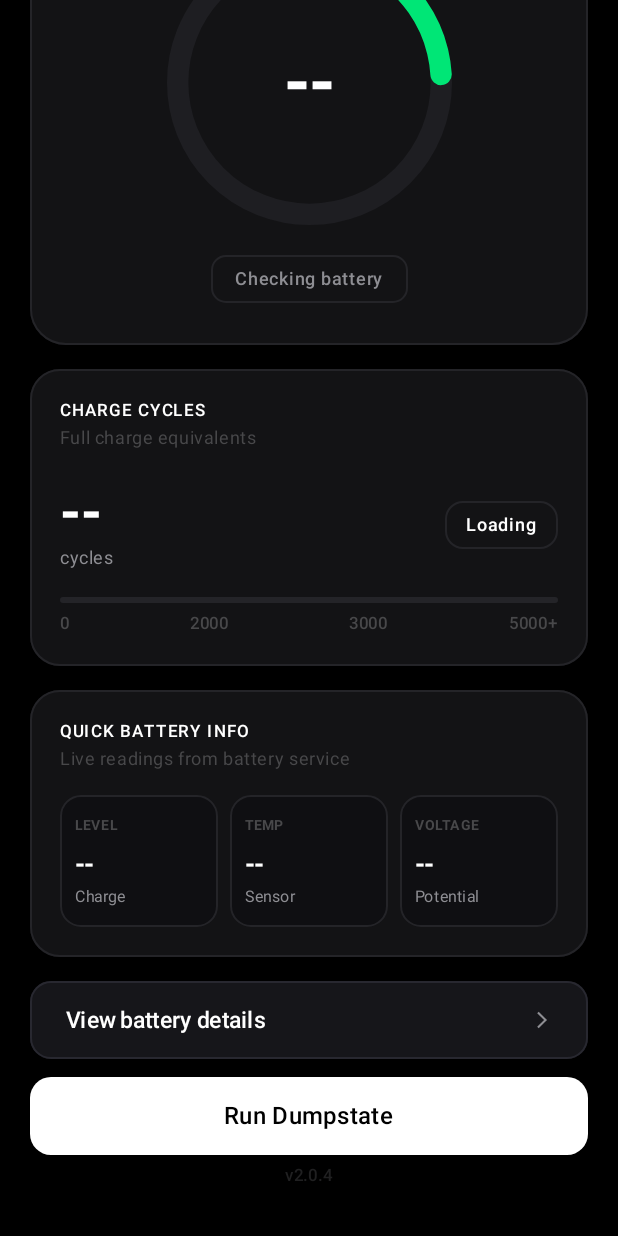
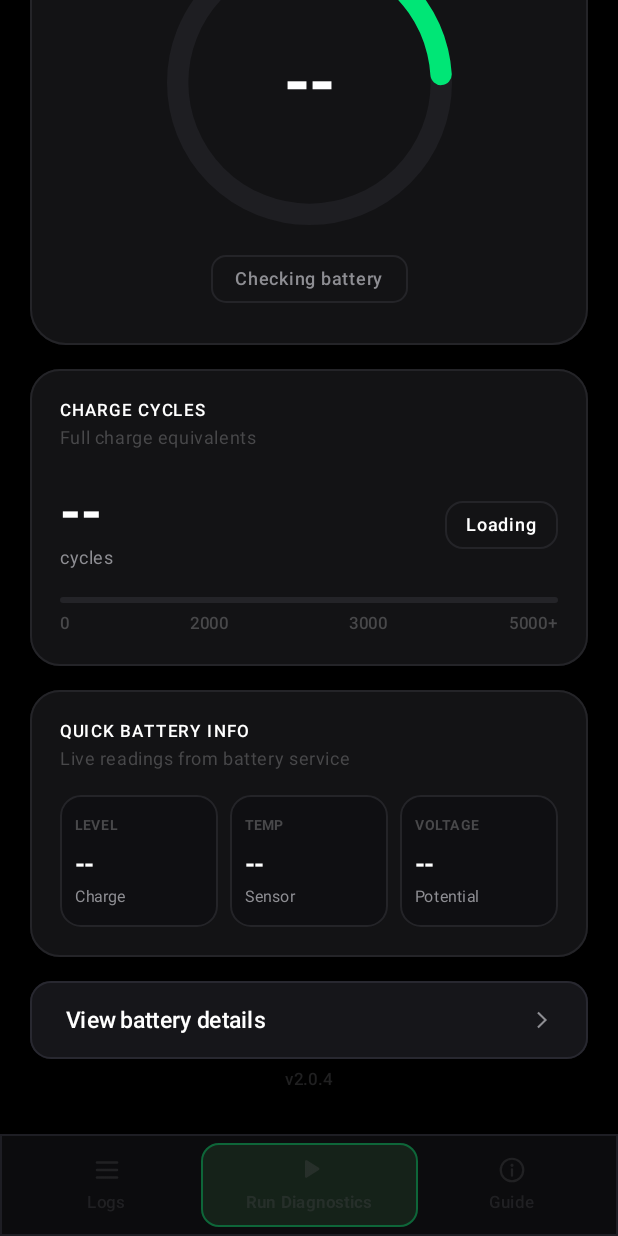
Before and after one commit to oscarrego/samsung-battery-health, an Android app built with Jetpack Compose: the composable BatteryDashboard shown on its own in the app's theme, scrolled down 274 dp, on a phone screen of 412 x 824 dp. Run offline under Robolectric (Android 15) with nearby library versions, the light colour scheme and no system bars.

Commit message:
Move actions to bottom navigation bar with hamburger menu, play button diagnostics, and circular info SVG

```diff
--- a/app/src/main/java/com/alyaqdhan/mybattery/MainActivity.kt
+++ b/app/src/main/java/com/alyaqdhan/mybattery/MainActivity.kt
@@ -174,32 +174,12 @@ private fun BatteryDashboard(
             ) {
                 Spacer(Modifier.height(52.dp))
 
-                // ── Header row ────────────────────────────────────────────────
-                Box(
+                // ── Header: title + metadata only (buttons moved to bottom nav) ─
+                Column(
                     Modifier
                         .fillMaxWidth()
                         .alpha(headerAlpha)
-                        .offset(y = headerSlide.dp)
-                ) {
-                    FilledTonalIconButton(
-                        onClick  = { if (!isLoadingDetail) viewModel.openLogSheet() },
-                        enabled  = !isLoadingDetail,
-                        modifier = Modifier.align(Alignment.CenterStart).size(40.dp),
-                        colors   = IconButtonDefaults.filledTonalIconButtonColors(
-                            containerColor = MaterialTheme.colorScheme.surfaceContainerHighest,
-                            contentColor   = MaterialTheme.colorScheme.onSurface
-                        )
-                    ) {
-                        Icon(
-                            painterResource(R.drawable.arrow_back), "Browse logs",
-                            modifier = Modifier.size(20.dp).rotate(-90f)
-                        )
-                    }
-
-                    Column(
-                        Modifier
-                            .fillMaxWidth()
-                            .padding(horizontal = 48.dp),
+                        .offset(y = headerSlide.dp),
                     horizontalAlignment = Alignment.CenterHorizontally
                 ) {
                     Text(
@@ -262,20 +242,6 @@ private fun BatteryDashboard(
                     }
                 }
 
-                    FilledTonalIconButton(
-                        onClick  = { if (!isLoadingDetail) onNavigateSetup() },
-                        enabled  = !isLoadingDetail,
-                        modifier = Modifier.align(Alignment.CenterEnd).size(40.dp),
-                        colors   = IconButtonDefaults.filledTonalIconButtonColors(
-                            containerColor = MaterialTheme.colorScheme.surfaceContainerHighest,
-                            contentColor   = MaterialTheme.colorScheme.onSurface
-                        )
-                    ) {
-                        Icon(painterResource(R.drawable.info), "How to update log",
-                            modifier = Modifier.size(18.dp))
-                    }
-                }
-
                 Spacer(Modifier.height(28.dp))
 
                 val isNewBattery = !isLoadingDetail && !effectiveInfo.healthUnsupported &&
@@ -295,8 +261,6 @@ private fun BatteryDashboard(
                             isConciseOnly = effectiveInfo.isConciseOnly,
                             onClick = onNavigateDetails
                         )
-                        Spacer(Modifier.height(12.dp))
-                        OneTapDumpstateButton(onRunDumpstate = onRunDumpstate)
                         Spacer(Modifier.height(6.dp))
                         Text(
                             "v${BuildConfig.VERSION_NAME}",
@@ -305,9 +269,19 @@ private fun BatteryDashboard(
                         )
                     }
                 }
-                Spacer(Modifier.height(32.dp))
+                // Extra bottom padding so content clears the bottom nav bar
+                Spacer(Modifier.height(96.dp))
             }
         }
+
+        // ── Bottom navigation bar ──────────────────────────────────────────────
+        BottomNavBar(
+            modifier            = Modifier.align(Alignment.BottomCenter),
+            isLoadingDetail     = isLoadingDetail,
+            onOpenLogs          = { if (!isLoadingDetail) viewModel.openLogSheet() },
+            onRunDiagnostics    = onRunDumpstate,
+            onOpenGuide         = { if (!isLoadingDetail) onNavigateSetup() }
+        )
 
         // Interaction-blocking overlay while loading detail, with skip controls on top
         if (isLoadingDetail) {
@@ -498,29 +472,110 @@ private fun BatteryDashboard(
     }
 }
 
-// ── One-Tap Dumpstate button ──────────────────────────────────────────────────
+// ── Bottom navigation bar ──────────────────────────────────────────────────────
 
-/**
- * Simple one-tap button that dials *#9900# to open Samsung's SysDump menu.
- */
 @Composable
-private fun OneTapDumpstateButton(onRunDumpstate: () -> Unit) {
-    Button(
-        onClick   = onRunDumpstate,
-        modifier  = Modifier
+private fun BottomNavBar(
+    modifier: Modifier = Modifier,
+    isLoadingDetail: Boolean,
+    onOpenLogs: () -> Unit,
+    onRunDiagnostics: () -> Unit,
+    onOpenGuide: () -> Unit
+) {
+    Surface(
+        modifier = modifier.fillMaxWidth(),
+        color = Color(0xFF0C0C0E),
+        border = BorderStroke(1.dp, Color(0xFF1E1E24))
+    ) {
+        Row(
+            modifier = Modifier
                 .fillMaxWidth()
-            .height(52.dp),
-        shape     = RoundedCornerShape(14.dp),
-        colors    = ButtonDefaults.buttonColors(
-            containerColor = Color.White,
-            contentColor   = Color.Black
+                .navigationBarsPadding()
+                .padding(horizontal = 12.dp, vertical = 6.dp),
+            horizontalArrangement = Arrangement.SpaceAround,
+            verticalAlignment = Alignment.CenterVertically
+        ) {
+            // Left: Logs (hamburger icon with 3 horizontal lines)
+            BottomNavItem(
+                icon = R.drawable.ic_menu,
+                label = "Logs",
+                enabled = !isLoadingDetail,
+                onClick = onOpenLogs,
+                modifier = Modifier.weight(1f)
+            )
+
+            // Center: Run Diagnostics (play button)
+            BottomNavItem(
+                icon = R.drawable.ic_play,
+                label = "Run Diagnostics",
+                enabled = !isLoadingDetail,
+                isPrimary = true,
+                onClick = onRunDiagnostics,
+                modifier = Modifier.weight(1.3f)
+            )
+
+            // Right: Guide / Info (clean circular i icon)
+            BottomNavItem(
+                icon = R.drawable.ic_info_circle,
+                label = "Guide",
+                enabled = !isLoadingDetail,
+                onClick = onOpenGuide,
+                modifier = Modifier.weight(1f)
+            )
+        }
+    }
+}
+
+@Composable
+private fun BottomNavItem(
+    icon: Int,
+    label: String,
+    enabled: Boolean,
+    isPrimary: Boolean = false,
+    onClick: () -> Unit,
+    modifier: Modifier = Modifier
+) {
+    val tp = textPrimary()
+    val muted = textMuted()
+    val contentColor = if (enabled) {
+        if (isPrimary) Color(0xFF00E676) else tp
+    } else {
+        muted.copy(alpha = 0.35f)
+    }
+
+    Surface(
+        onClick = onClick,
+        enabled = enabled,
+        shape = RoundedCornerShape(12.dp),
+        color = if (isPrimary) Color(0xFF152219) else Color.Transparent,
+        border = if (isPrimary) BorderStroke(1.dp, Color(0xFF00E676).copy(alpha = 0.35f)) else null,
+        modifier = modifier.padding(horizontal = 4.dp)
+    ) {
+        Column(
+            modifier = Modifier
+                .fillMaxWidth()
+                .padding(vertical = 8.dp),
+            horizontalAlignment = Alignment.CenterHorizontally,
+            verticalArrangement = Arrangement.Center
+        ) {
+            Icon(
+                painter = painterResource(icon),
+                contentDescription = label,
+                tint = contentColor,
+                modifier = Modifier.size(20.dp)
+            )
+            Spacer(Modifier.height(4.dp))
+            Text(
+                text = label,
+                color = contentColor,
+                style = MaterialTheme.typography.labelSmall.copy(
+                    fontWeight = if (isPrimary) FontWeight.Bold else FontWeight.Medium,
+                    fontSize = 11.sp
                 ),
-        elevation = ButtonDefaults.buttonElevation(defaultElevation = 0.dp)
-    ) {
-        Text(
-            "Run Dumpstate",
-            style = MaterialTheme.typography.titleMedium.copy(fontWeight = FontWeight.SemiBold)
+                maxLines = 1,
+                softWrap = false
             )
+        }
     }
 }
 
--- /dev/null
+++ b/app/src/main/res/drawable/ic_info_circle.xml
@@ -0,0 +1,26 @@
+<vector xmlns:android="http://schemas.android.com/apk/res/android"
+    android:width="24dp"
+    android:height="24dp"
+    android:viewportWidth="24"
+    android:viewportHeight="24">
+  <!-- Outer circle -->
+  <path
+      android:strokeColor="@android:color/white"
+      android:strokeWidth="1.75"
+      android:strokeLineCap="round"
+      android:strokeLineJoin="round"
+      android:fillColor="#00000000"
+      android:pathData="M12,21 C16.97,21 21,16.97 21,12 C21,7.03 16.97,3 12,3 C7.03,3 3,7.03 3,12 C3,16.97 7.03,21 12,21 Z"/>
+  <!-- Info dot -->
+  <path
+      android:fillColor="@android:color/white"
+      android:pathData="M12,7 C12.69,7 13.25,7.56 13.25,8.25 C13.25,8.94 12.69,9.5 12,9.5 C11.31,9.5 10.75,8.94 10.75,8.25 C10.75,7.56 11.31,7 12,7 Z"/>
+  <!-- Info vertical line -->
+  <path
+      android:strokeColor="@android:color/white"
+      android:strokeWidth="1.75"
+      android:strokeLineCap="round"
+      android:strokeLineJoin="round"
+      android:fillColor="#00000000"
+      android:pathData="M12,11.5 L12,16.5"/>
+</vector>
--- /dev/null
+++ b/app/src/main/res/drawable/ic_menu.xml
@@ -0,0 +1,24 @@
+<vector xmlns:android="http://schemas.android.com/apk/res/android"
+    android:width="24dp"
+    android:height="24dp"
+    android:viewportWidth="24"
+    android:viewportHeight="24">
+  <path
+      android:strokeColor="@android:color/white"
+      android:strokeWidth="2"
+      android:strokeLineCap="round"
+      android:fillColor="#00000000"
+      android:pathData="M4,6 L20,6"/>
+  <path
+      android:strokeColor="@android:color/white"
+      android:strokeWidth="2"
+      android:strokeLineCap="round"
+      android:fillColor="#00000000"
+      android:pathData="M4,12 L20,12"/>
+  <path
+      android:strokeColor="@android:color/white"
+      android:strokeWidth="2"
+      android:strokeLineCap="round"
+      android:fillColor="#00000000"
+      android:pathData="M4,18 L20,18"/>
+</vector>
--- /dev/null
+++ b/app/src/main/res/drawable/ic_play.xml
@@ -0,0 +1,9 @@
+<vector xmlns:android="http://schemas.android.com/apk/res/android"
+    android:width="24dp"
+    android:height="24dp"
+    android:viewportWidth="24"
+    android:viewportHeight="24">
+  <path
+      android:fillColor="@android:color/white"
+      android:pathData="M8,5.14 C8,4.35 8.87,3.87 9.54,4.29 L19.04,10.29 C19.67,10.69 19.67,11.61 19.04,12.01 L9.54,18.01 C8.87,18.43 8,17.95 8,17.16 Z"/>
+</vector>
```
Also changed, not shown: 1 other file. Lines whose indentation alone changed are shown as unchanged.
